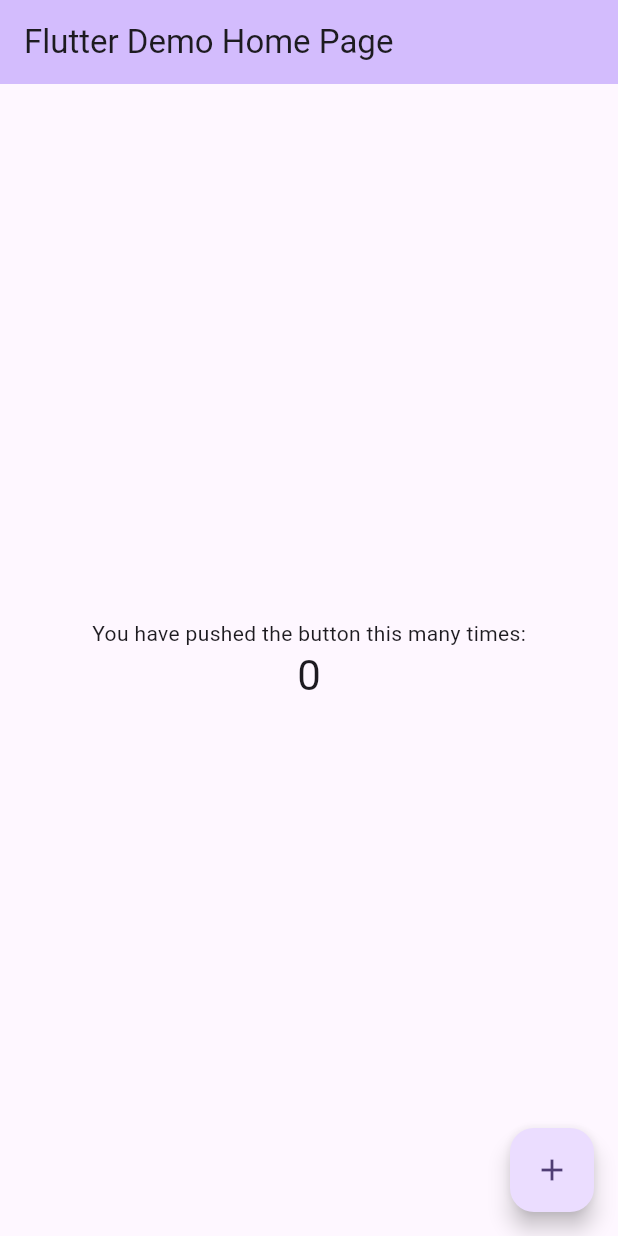
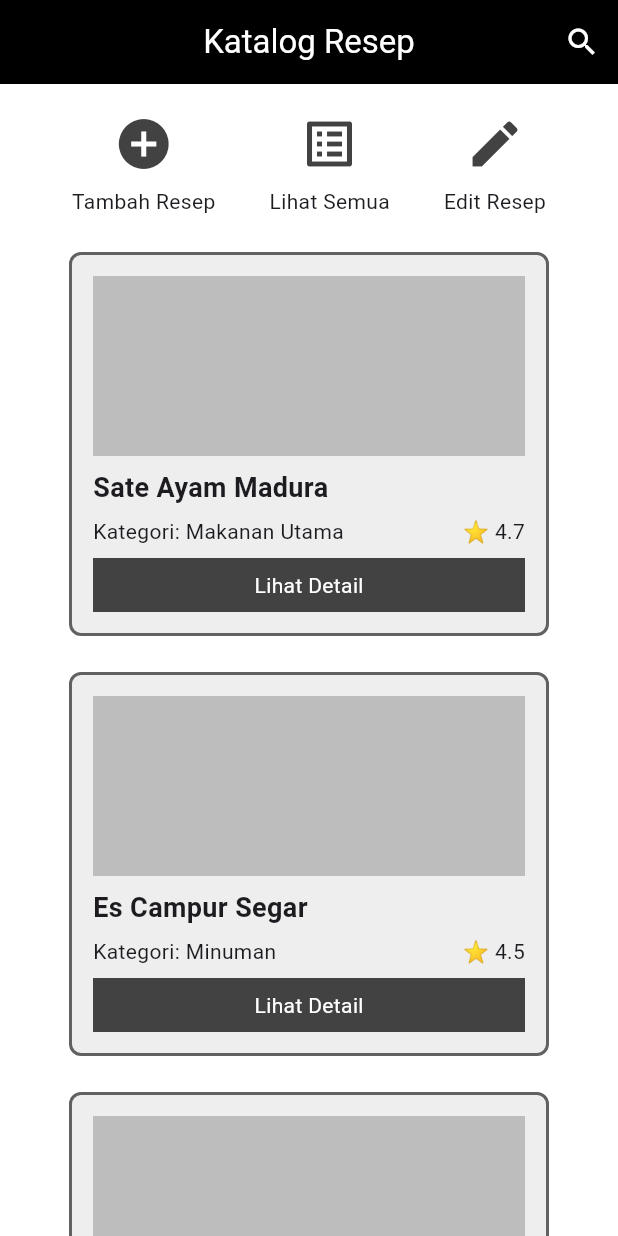
Before and after one commit to zx-zee04/Praktikum_Mobile, a Flutter app: the screen it shows after launch, on a phone screen of 412 x 824 dp. Run offline on Flutter 3.47's test engine with Material 3 defaults, Android fonts, the light colour scheme and no system bars.

Commit message:
Tes kode

```diff
--- a/posttest2/lib/main.dart
+++ b/posttest2/lib/main.dart
@@ -7,116 +7,302 @@ void main() {
 class MyApp extends StatelessWidget {
   const MyApp({super.key});
 
-  // This widget is the root of your application.
   @override
   Widget build(BuildContext context) {
     return MaterialApp(
-      title: 'Flutter Demo',
+      debugShowCheckedModeBanner: false,
+      title: 'Katalog Resep',
       theme: ThemeData(
-        // This is the theme of your application.
-        //
-        // TRY THIS: Try running your application with "flutter run". You'll see
-        // the application has a purple toolbar. Then, without quitting the app,
-        // try changing the seedColor in the colorScheme below to Colors.green
-        // and then invoke "hot reload" (save your changes or press the "hot
-        // reload" button in a Flutter-supported IDE, or press "r" if you used
-        // the command line to start the app).
-        //
-        // Notice that the counter didn't reset back to zero; the application
-        // state is not lost during the reload. To reset the state, use hot
-        // restart instead.
-        //
-        // This works for code too, not just values: Most code changes can be
-        // tested with just a hot reload.
-        colorScheme: ColorScheme.fromSeed(seedColor: Colors.deepPurple),
+        brightness: Brightness.light,
+        scaffoldBackgroundColor: Colors.white,
+        appBarTheme: const AppBarTheme(
+          backgroundColor: Colors.black,
+          foregroundColor: Colors.white,
+        ),
       ),
-      home: const MyHomePage(title: 'Flutter Demo Home Page'),
+      home: const HomePage(),
     );
   }
 }
 
-class MyHomePage extends StatefulWidget {
-  const MyHomePage({super.key, required this.title});
+// page 1 / home
+class HomePage extends StatelessWidget {
+  const HomePage({super.key});
 
-  // This widget is the home page of your application. It is stateful, meaning
-  // that it has a State object (defined below) that contains fields that affect
-  // how it looks.
+  void showComingSoon(BuildContext context, String fitur) {
+    showDialog(
+      context: context,
+      builder: (ctx) => AlertDialog(
+        title: Text("Fitur $fitur"),
+        content: const Text("Coming Soon 🚧"),
+        actions: [
+          TextButton(
+            onPressed: () => Navigator.pop(ctx),
+            child: const Text("OK"),
+          ),
+        ],
+      ),
+    );
+  }
 
-  // This class is the configuration for the state. It holds the values (in this
-  // case the title) provided by the parent (in this case the App widget) and
-  // used by the build method of the State. Fields in a Widget subclass are
-  // always marked "final".
-
-  final String title;
-
-  @override
-  State<MyHomePage> createState() => _MyHomePageState();
-}
-
-class _MyHomePageState extends State<MyHomePage> {
-  int _counter = 0;
-
-  void _incrementCounter() {
-    setState(() {
-      // This call to setState tells the Flutter framework that something has
-      // changed in this State, which causes it to rerun the build method below
-      // so that the display can reflect the updated values. If we changed
-      // _counter without calling setState(), then the build method would not be
-      // called again, and so nothing would appear to happen.
-      _counter++;
-    });
+  Widget resepItem(BuildContext context, String judul, String kategori,
+      String rating, String deskripsi) {
+    return Container(
+      width: 320,
+      margin: const EdgeInsets.all(12),
+      padding: const EdgeInsets.all(14),
+      decoration: BoxDecoration(
+        color: Colors.grey[200],
+        border: Border.all(color: Colors.grey[700]!, width: 2),
+        borderRadius: BorderRadius.circular(8),
+      ),
+      child: Column(
+        crossAxisAlignment: CrossAxisAlignment.start,
+        children: [
+          // tempat gambar
+          Container(
+            height: 120,
+            color: Colors.grey[400],
+          ),
+          const SizedBox(height: 8),
+          Text(
+            judul,
+            style: const TextStyle(fontSize: 18, fontWeight: FontWeight.bold),
+          ),
+          const SizedBox(height: 6),
+          Row(
+            mainAxisAlignment: MainAxisAlignment.spaceBetween,
+            children: [
+              Text("Kategori: $kategori"),
+              Text(rating),
+            ],
+          ),
+          const SizedBox(height: 8),
+          GestureDetector(
+            onTap: () {
+              Navigator.push(
+                context,
+                MaterialPageRoute(
+                  builder: (_) => DetailPage(
+                    judul: judul,
+                    kategori: kategori,
+                    rating: rating,
+                    deskripsi: deskripsi,
+                  ),
+                ),
+              );
+            },
+            child: Container(
+              padding: const EdgeInsets.all(8),
+              alignment: Alignment.center,
+              color: Colors.grey[800],
+              child: const Text(
+                "Lihat Detail",
+                style: TextStyle(color: Colors.white),
+              ),
+            ),
+          ),
+        ],
+      ),
+    );
   }
 
   @override
   Widget build(BuildContext context) {
-    // This method is rerun every time setState is called, for instance as done
-    // by the _incrementCounter method above.
-    //
-    // The Flutter framework has been optimized to make rerunning build methods
-    // fast, so that you can just rebuild anything that needs updating rather
-    // than having to individually change instances of widgets.
     return Scaffold(
       appBar: AppBar(
-        // TRY THIS: Try changing the color here to a specific color (to
-        // Colors.amber, perhaps?) and trigger a hot reload to see the AppBar
-        // change color while the other colors stay the same.
-        backgroundColor: Theme.of(context).colorScheme.inversePrimary,
-        // Here we take the value from the MyHomePage object that was created by
-        // the App.build method, and use it to set our appbar title.
-        title: Text(widget.title),
+        title: const Text("Katalog Resep"),
+        centerTitle: true,
+        actions: [
+          IconButton(
+            onPressed: () => showComingSoon(context, "Cari Resep"),
+            icon: const Icon(Icons.search),
+          ),
+        ],
       ),
-      body: Center(
-        // Center is a layout widget. It takes a single child and positions it
-        // in the middle of the parent.
+      body: SingleChildScrollView(
         child: Column(
-          // Column is also a layout widget. It takes a list of children and
-          // arranges them vertically. By default, it sizes itself to fit its
-          // children horizontally, and tries to be as tall as its parent.
-          //
-          // Column has various properties to control how it sizes itself and
-          // how it positions its children. Here we use mainAxisAlignment to
-          // center the children vertically; the main axis here is the vertical
-          // axis because Columns are vertical (the cross axis would be
-          // horizontal).
-          //
-          // TRY THIS: Invoke "debug painting" (choose the "Toggle Debug Paint"
-          // action in the IDE, or press "p" in the console), to see the
-          // wireframe for each widget.
-          mainAxisAlignment: MainAxisAlignment.center,
-          children: <Widget>[
-            const Text('You have pushed the button this many times:'),
-            Text(
-              '$_counter',
-              style: Theme.of(context).textTheme.headlineMedium,
+          children: [
+            //fitur
+            Padding(
+              padding: const EdgeInsets.all(12.0),
+              child: Row(
+                mainAxisAlignment: MainAxisAlignment.spaceEvenly,
+                children: [
+                  Column(
+                    children: [
+                      IconButton(
+                        onPressed: () => showComingSoon(context, "Tambah Resep"),
+                        icon: const Icon(Icons.add_circle, size: 40),
+                        color: Colors.grey[800],
+                      ),
+                      const Text("Tambah Resep"),
+                    ],
+                  ),
+                  Column(
+                    children: [
+                      IconButton(
+                        onPressed: () =>
+                            showComingSoon(context, "Lihat Semua Resep"),
+                        icon: const Icon(Icons.list_alt, size: 40),
+                        color: Colors.grey[800],
+                      ),
+                      const Text("Lihat Semua"),
+                    ],
+                  ),
+                  Column(
+                    children: [
+                      IconButton(
+                        onPressed: () =>
+                            showComingSoon(context, "Edit/Hapus Resep"),
+                        icon: const Icon(Icons.edit, size: 40),
+                        color: Colors.grey[800],
+                      ),
+                      const Text("Edit Resep"),
+                    ],
+                  ),
+                ],
+              ),
+            ),
+
+            //resep
+            resepItem(
+              context,
+              "Sate Ayam Madura",
+              "Makanan Utama",
+              "⭐ 4.7",
+              "Daging Kecil ditusuk, lalu dibakar dan diberi kacang oleh madura",
+            ),
+            resepItem(
+              context,
+              "Es Campur Segar",
+              "Minuman",
+              "⭐ 4.5",
+              "Es dicampur dengan kesegaran murni dari tembakau pilihan",
+            ),
+            resepItem(
+              context,
+              "Nasi Goreng Spesial",
+              "Makanan Utama",
+              "⭐ 4.8",
+              "Makanan sejuta umat yang gampang dibikin",
+            ),
+            resepItem(
+              context,
+              "Pisang Goreng Crispy",
+              "Dessert",
+              "⭐ 4.6",
+              "Hihang khoreng nama aslinya",
             ),
           ],
         ),
       ),
-      floatingActionButton: FloatingActionButton(
-        onPressed: _incrementCounter,
-        tooltip: 'Increment',
-        child: const Icon(Icons.add),
-      ), // This trailing comma makes auto-formatting nicer for build methods.
     );
   }
 }
+
+//Page2 detail Makanan
+class DetailPage extends StatelessWidget {
+  final String judul;
+  final String kategori;
+  final String rating;
+  final String deskripsi;
+
+  const DetailPage({
+    super.key,
+    required this.judul,
+    required this.kategori,
+    required this.rating,
+    required this.deskripsi,
+  });
+
+  @override
+  Widget build(BuildContext context) {
+    return Scaffold(
+      appBar: AppBar(
+        title: Text(judul),
+        centerTitle: true,
+      ),
+      body: SingleChildScrollView(
+        child: Center(
+          child: Container(
+            width: 320,
+            margin: const EdgeInsets.all(16),
+            padding: const EdgeInsets.all(20),
+            decoration: BoxDecoration(
+              color: Colors.grey[100],
+              border: Border.all(color: Colors.grey[700]!, width: 2),
+              borderRadius: BorderRadius.circular(10),
+            ),
+            child: Column(
+              crossAxisAlignment: CrossAxisAlignment.start,
+              children: [
+                // 3 gambar
+                Row(
+                  mainAxisAlignment: MainAxisAlignment.spaceBetween,
+                  children: [
+                    Container(
+                      width: 90,
+                      height: 90,
+                      color: Colors.grey[400],
+                      child: const Center(
+                        child: Text("1", style: TextStyle(color: Colors.white)),
+                      ),
+                    ),
+                    Container(
+                      width: 90,
+                      height: 90,
+                      color: Colors.grey[500],
+                      child: const Center(
+                        child: Text("2", style: TextStyle(color: Colors.white)),
+                      ),
+                    ),
+                    Container(
+                      width: 90,
+                      height: 90,
+                      color: Colors.grey[600],
+                      child: const Center(
+                        child: Text("3", style: TextStyle(color: Colors.white)),
+                      ),
+                    ),
+                  ],
+                ),
+                const SizedBox(height: 16),
+                Text(
+                  judul,
+                  style:
+                      const TextStyle(fontSize: 22, fontWeight: FontWeight.bold),
+                ),
+                const SizedBox(height: 10),
+                Row(
+                  mainAxisAlignment: MainAxisAlignment.spaceBetween,
+                  children: [
+                    Text("Kategori: $kategori"),
+                    Text(rating),
+                  ],
+                ),
+                const SizedBox(height: 10),
+                Text("Deskripsi: $deskripsi"),
+                const SizedBox(height: 20),
+                GestureDetector(
+                  onTap: () {
+                    Navigator.pop(context);
+                  },
+                  child: Container(
+                    padding: const EdgeInsets.all(10),
+                    alignment: Alignment.center,
+                    color: Colors.grey[800],
+                    child: const Text(
+                      "Kembali",
+                      style: TextStyle(color: Colors.white),
+                    ),
+                  ),
+                ),
+              ],
+            ),
+          ),
+        ),
+      ),
+    );
+  }
+}
```
